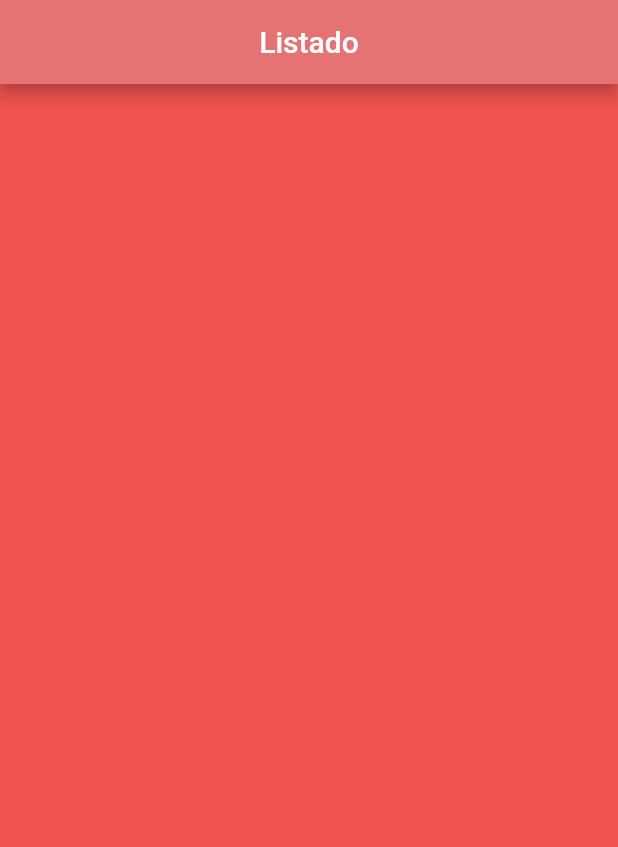
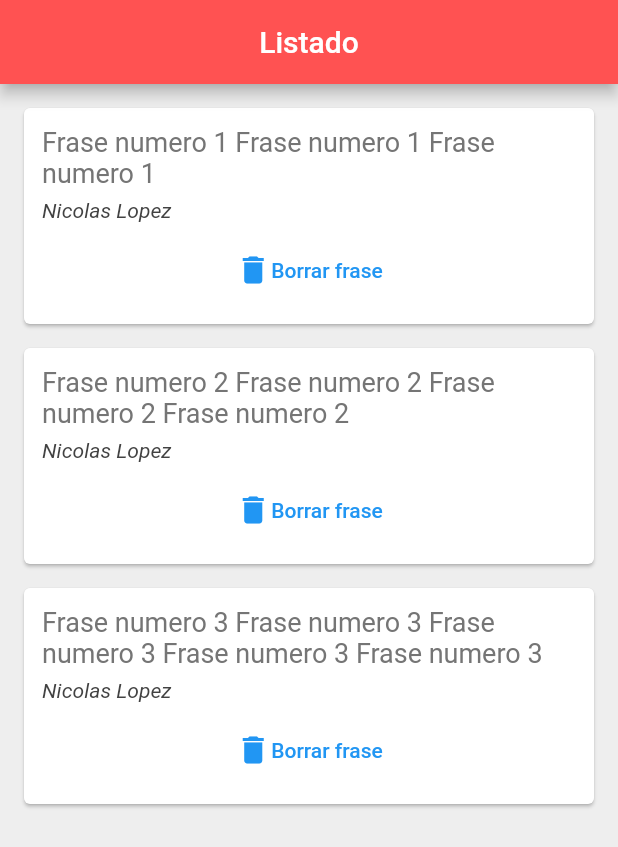
Before and after one commit to NicolasLopezFer/FlutterPractices, a Flutter app: the screen it shows after launch, on a phone screen of 412 x 824 dp. Shown: the top 847 px of the screen. Run offline on Flutter 3.47's test engine with Material 2 defaults, Android fonts, the phone set to English and light mode, and no system bars.

Commit message:
Listado hecho, con funcion para eliminar y clases ordenadas

```diff
--- /dev/null
+++ b/list_cards/lib/carta_frase.dart
@@ -0,0 +1,51 @@
+import 'package:flutter/material.dart';
+import 'frase.dart';
+
+class CartaFrase extends StatelessWidget {
+  final Frase frase;
+  final Function delete;
+
+  CartaFrase({this.frase, this.delete});
+
+  @override
+  Widget build(BuildContext context) {
+    return Card(
+      margin: EdgeInsets.fromLTRB(16.0, 16.0, 16.0, 0.0),
+      child: Padding(
+        padding: const EdgeInsets.all(12.0),
+        child: Column(
+          crossAxisAlignment: CrossAxisAlignment.stretch,
+          children: <Widget>[
+            Text(
+              frase.texto,
+              style: TextStyle(
+                fontSize: 18.0,
+                color: Colors.grey[600],
+              ),
+            ),
+            SizedBox(height: 6.0),
+            Text(
+              frase.autor,
+              style: TextStyle(
+                fontSize: 14.0,
+                color: Colors.grey[800],
+                fontStyle: FontStyle.italic,
+              ),
+            ),
+            SizedBox(height: 8.0),
+            TextButton(
+              onPressed: delete,
+              child: Row(
+                mainAxisAlignment: MainAxisAlignment.center,
+                children: <Widget>[
+                  Icon(Icons.delete),
+                  Text('Borrar frase'),
+                ],
+              ),
+            ),
+          ],
+        ),
+      ),
+    );
+  }
+}
--- /dev/null
+++ b/list_cards/lib/frase.dart
@@ -0,0 +1,13 @@
+class Frase {
+  String texto;
+  String autor;
+
+  // Frase(String text, String autor) {
+  //   this.texto = text;
+  //   this.autor = autor;
+  // }
+
+  Frase({this.texto, this.autor});
+}
+
+// Frase ff = Frase(autor: 'Nico', texto: 'asdasdasdasdasd');
--- a/list_cards/lib/main.dart
+++ b/list_cards/lib/main.dart
@@ -1,4 +1,6 @@
 import 'package:flutter/material.dart';
+import 'frase.dart';
+import 'carta_frase.dart';
 
 void main() {
   runApp(MaterialApp(
@@ -12,17 +14,38 @@ class Listado extends StatefulWidget {
 }
 
 class _ListadoState extends State<Listado> {
+  List<Frase> frases = [
+    Frase(
+        autor: 'Nicolas Lopez',
+        texto: 'Frase numero 1 Frase numero 1 Frase numero 1'),
+    Frase(
+        autor: 'Nicolas Lopez',
+        texto: 'Frase numero 2 Frase numero 2 Frase numero 2 Frase numero 2'),
+    Frase(
+        autor: 'Nicolas Lopez',
+        texto:
+            'Frase numero 3 Frase numero 3 Frase numero 3 Frase numero 3 Frase numero 3'),
+  ];
+
   @override
   Widget build(BuildContext context) {
     return Scaffold(
-      backgroundColor: Colors.red[400],
+      backgroundColor: Colors.grey[200],
       appBar: AppBar(
         title: Text('Listado'),
-        backgroundColor: Colors.red[300],
+        backgroundColor: Colors.redAccent,
         centerTitle: true,
       ),
-      body: Padding(
-        padding: EdgeInsets.fromLTRB(30.0, 40.0, 30.0, 0.0),
+      body: Column(
+        children: frases
+            .map((frase) => CartaFrase(
+                frase: frase,
+                delete: () {
+                  setState(() {
+                    frases.remove(frase);
+                  });
+                }))
+            .toList(),
       ),
     );
   }
```
Also changed, not shown: 2 other files.
